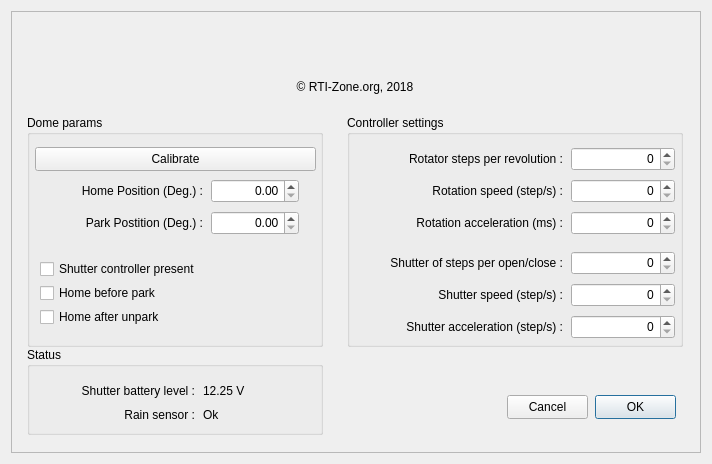
The window that NexDomeV3.ui (rpineau/NexDomeV3) describes before a commit, drawn with Qt 5.
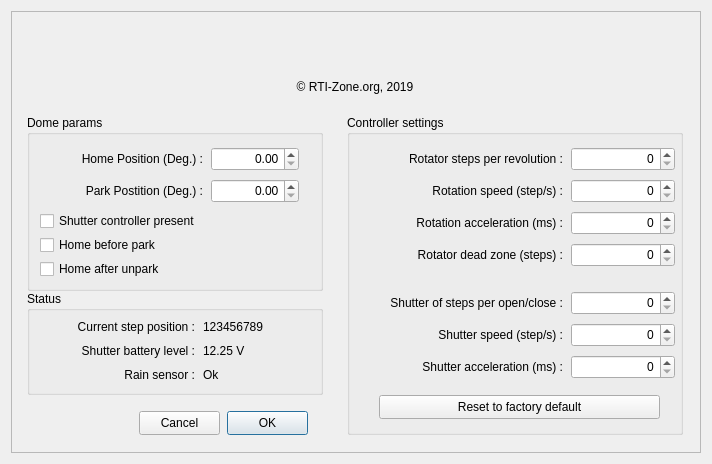
The same window after the commit. Icons and pictures are not drawn. Custom widgets are drawn as their Qt base class.

Commit message: Lots of changes after testing on my test dome with firmwre 3.0.0

The edit to the form file:
```diff
--- a/NexDomeV3.ui
+++ b/NexDomeV3.ui
@@ -58,7 +58,7 @@
         <x>16</x>
         <y>104</y>
         <width>296</width>
-        <height>232</height>
+        <height>176</height>
        </rect>
       </property>
       <property name="title">
@@ -68,7 +68,7 @@
        <property name="geometry">
         <rect>
          <x>13</x>
-         <y>192</y>
+         <y>144</y>
          <width>140</width>
          <height>20</height>
         </rect>
@@ -77,24 +77,11 @@
         <string>Home after unpark</string>
        </property>
       </widget>
-      <widget class="QPushButton" name="pushButton">
-       <property name="geometry">
-        <rect>
-         <x>8</x>
-         <y>32</y>
-         <width>281</width>
-         <height>24</height>
-        </rect>
-       </property>
-       <property name="text">
-        <string>Calibrate</string>
-       </property>
-      </widget>
       <widget class="QCheckBox" name="hasShutterCtrl">
        <property name="geometry">
         <rect>
          <x>13</x>
-         <y>144</y>
+         <y>96</y>
          <width>183</width>
          <height>20</height>
         </rect>
@@ -107,7 +94,7 @@
        <property name="geometry">
         <rect>
          <x>13</x>
-         <y>168</y>
+         <y>120</y>
          <width>136</width>
          <height>20</height>
         </rect>
@@ -120,7 +107,7 @@
        <property name="geometry">
         <rect>
          <x>16</x>
-         <y>64</y>
+         <y>32</y>
          <width>160</width>
          <height>24</height>
         </rect>
@@ -136,7 +123,7 @@
        <property name="geometry">
         <rect>
          <x>184</x>
-         <y>64</y>
+         <y>32</y>
          <width>88</width>
          <height>24</height>
         </rect>
@@ -152,7 +139,7 @@
        <property name="geometry">
         <rect>
          <x>32</x>
-         <y>96</y>
+         <y>64</y>
          <width>144</width>
          <height>24</height>
         </rect>
@@ -168,7 +155,7 @@
        <property name="geometry">
         <rect>
          <x>184</x>
-         <y>96</y>
+         <y>64</y>
          <width>88</width>
          <height>24</height>
         </rect>
@@ -187,7 +174,7 @@
         <x>336</x>
         <y>104</y>
         <width>336</width>
-        <height>232</height>
+        <height>320</height>
        </rect>
       </property>
       <property name="title">
@@ -293,7 +280,7 @@
        <property name="geometry">
         <rect>
          <x>224</x>
-         <y>200</y>
+         <y>240</y>
          <width>104</width>
          <height>24</height>
         </rect>
@@ -309,13 +296,13 @@
        <property name="geometry">
         <rect>
          <x>16</x>
-         <y>200</y>
+         <y>240</y>
          <width>200</width>
          <height>24</height>
         </rect>
        </property>
        <property name="text">
-        <string>Shutter acceleration (step/s) :</string>
+        <string>Shutter acceleration (ms) :</string>
        </property>
        <property name="alignment">
         <set>Qt::AlignRight|Qt::AlignTrailing|Qt::AlignVCenter</set>
@@ -325,7 +312,7 @@
        <property name="geometry">
         <rect>
          <x>56</x>
-         <y>168</y>
+         <y>208</y>
          <width>160</width>
          <height>24</height>
         </rect>
@@ -341,7 +328,7 @@
        <property name="geometry">
         <rect>
          <x>224</x>
-         <y>168</y>
+         <y>208</y>
          <width>104</width>
          <height>24</height>
         </rect>
@@ -357,7 +344,7 @@
        <property name="geometry">
         <rect>
          <x>224</x>
-         <y>136</y>
+         <y>176</y>
          <width>104</width>
          <height>24</height>
         </rect>
@@ -373,7 +360,7 @@
        <property name="geometry">
         <rect>
          <x>8</x>
-         <y>136</y>
+         <y>176</y>
          <width>208</width>
          <height>24</height>
         </rect>
@@ -385,6 +372,51 @@
         <set>Qt::AlignRight|Qt::AlignTrailing|Qt::AlignVCenter</set>
        </property>
       </widget>
+      <widget class="QPushButton" name="pushButton">
+       <property name="geometry">
+        <rect>
+         <x>32</x>
+         <y>280</y>
+         <width>281</width>
+         <height>24</height>
+        </rect>
+       </property>
+       <property name="text">
+        <string>Reset to factory default</string>
+       </property>
+      </widget>
+      <widget class="QLabel" name="label_7">
+       <property name="geometry">
+        <rect>
+         <x>8</x>
+         <y>128</y>
+         <width>208</width>
+         <height>24</height>
+        </rect>
+       </property>
+       <property name="text">
+        <string>Rotator dead zone (steps) :</string>
+       </property>
+       <property name="alignment">
+        <set>Qt::AlignRight|Qt::AlignTrailing|Qt::AlignVCenter</set>
+       </property>
+      </widget>
+      <widget class="QSpinBox" name="rotDeadZone">
+       <property name="geometry">
+        <rect>
+         <x>224</x>
+         <y>128</y>
+         <width>104</width>
+         <height>24</height>
+        </rect>
+       </property>
+       <property name="alignment">
+        <set>Qt::AlignRight|Qt::AlignTrailing|Qt::AlignVCenter</set>
+       </property>
+       <property name="maximum">
+        <number>2000</number>
+       </property>
+      </widget>
      </widget>
      <widget class="QLabel" name="label_logo">
       <property name="geometry">
@@ -418,7 +450,7 @@
        </rect>
       </property>
       <property name="text">
-       <string>© RTI-Zone.org, 2018</string>
+       <string>© RTI-Zone.org, 2019</string>
       </property>
       <property name="alignment">
        <set>Qt::AlignCenter</set>
@@ -427,8 +459,8 @@
      <widget class="QPushButton" name="pushButtonCancel">
       <property name="geometry">
        <rect>
-        <x>496</x>
-        <y>384</y>
+        <x>128</x>
+        <y>400</y>
         <width>81</width>
         <height>24</height>
        </rect>
@@ -440,8 +472,8 @@
      <widget class="QPushButton" name="pushButtonOK">
       <property name="geometry">
        <rect>
-        <x>584</x>
-        <y>384</y>
+        <x>216</x>
+        <y>400</y>
         <width>81</width>
         <height>24</height>
        </rect>
@@ -457,9 +489,9 @@
       <property name="geometry">
        <rect>
         <x>16</x>
-        <y>336</y>
+        <y>280</y>
         <width>296</width>
-        <height>88</height>
+        <height>104</height>
        </rect>
       </property>
       <property name="title">
@@ -469,7 +501,7 @@
        <property name="geometry">
         <rect>
          <x>176</x>
-         <y>56</y>
+         <y>72</y>
          <width>96</width>
          <height>24</height>
         </rect>
@@ -482,7 +514,7 @@
        <property name="geometry">
         <rect>
          <x>176</x>
-         <y>32</y>
+         <y>48</y>
          <width>56</width>
          <height>24</height>
         </rect>
@@ -495,7 +527,7 @@
        <property name="geometry">
         <rect>
          <x>80</x>
-         <y>56</y>
+         <y>72</y>
          <width>88</width>
          <height>24</height>
         </rect>
@@ -511,7 +543,7 @@
        <property name="geometry">
         <rect>
          <x>24</x>
-         <y>32</y>
+         <y>48</y>
          <width>144</width>
          <height>24</height>
         </rect>
@@ -523,6 +555,35 @@
         <set>Qt::AlignRight|Qt::AlignTrailing|Qt::AlignVCenter</set>
        </property>
       </widget>
+      <widget class="QLabel" name="label_6">
+       <property name="geometry">
+        <rect>
+         <x>24</x>
+         <y>24</y>
+         <width>144</width>
+         <height>24</height>
+        </rect>
+       </property>
+       <property name="text">
+        <string>Current step position :</string>
+       </property>
+       <property name="alignment">
+        <set>Qt::AlignRight|Qt::AlignTrailing|Qt::AlignVCenter</set>
+       </property>
+      </widget>
+      <widget class="QLabel" name="currentStepPos">
+       <property name="geometry">
+        <rect>
+         <x>176</x>
+         <y>24</y>
+         <width>96</width>
+         <height>24</height>
+        </rect>
+       </property>
+       <property name="text">
+        <string>123456789</string>
+       </property>
+      </widget>
      </widget>
     </widget>
    </item>
```
The commit also changes 4 other files.
